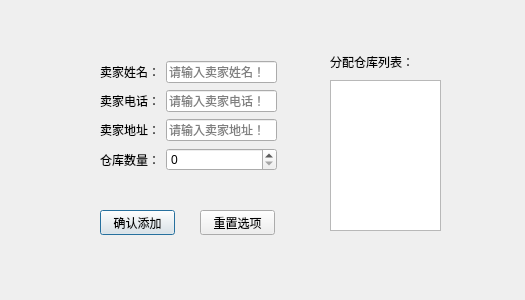
Old version of the form sys_add_seller.ui in the repository liwen123cd/curly-tribble.
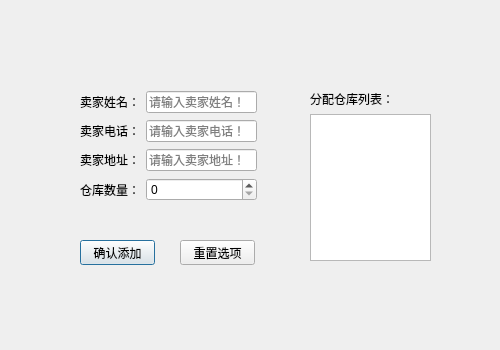
New version of the form.

Diff of the .ui file:
```diff
--- a/sys_add_seller.ui
+++ b/sys_add_seller.ui
@@ -9,8 +9,8 @@
    <rect>
     <x>0</x>
     <y>0</y>
-    <width>525</width>
-    <height>300</height>
+    <width>500</width>
+    <height>350</height>
    </rect>
   </property>
   <property name="font">
@@ -24,11 +24,14 @@
   <property name="autoFillBackground">
    <bool>true</bool>
   </property>
+  <property name="styleSheet">
+   <string notr="true">font: 9pt &quot;Microsoft YaHei UI&quot;;</string>
+  </property>
   <widget class="QPushButton" name="pushButton">
    <property name="geometry">
     <rect>
-     <x>100</x>
-     <y>210</y>
+     <x>80</x>
+     <y>240</y>
      <width>75</width>
      <height>25</height>
     </rect>
@@ -40,8 +43,8 @@
   <widget class="QPushButton" name="pushButton_2">
    <property name="geometry">
     <rect>
-     <x>200</x>
-     <y>210</y>
+     <x>180</x>
+     <y>240</y>
      <width>75</width>
      <height>25</height>
     </rect>
@@ -53,8 +56,8 @@
   <widget class="QWidget" name="layoutWidget">
    <property name="geometry">
     <rect>
-     <x>100</x>
-     <y>60</y>
+     <x>80</x>
+     <y>90</y>
      <width>177</width>
      <height>112</height>
     </rect>
@@ -69,6 +72,9 @@
     </item>
     <item row="0" column="1">
      <widget class="QLineEdit" name="lineEdit">
+      <property name="styleSheet">
+       <string notr="true">font: 9pt &quot;Microsoft YaHei UI&quot;;</string>
+      </property>
       <property name="placeholderText">
        <string>请输入卖家姓名！</string>
       </property>
@@ -83,6 +89,9 @@
     </item>
     <item row="1" column="1">
      <widget class="QLineEdit" name="lineEdit_2">
+      <property name="styleSheet">
+       <string notr="true">font: 9pt &quot;Microsoft YaHei UI&quot;;</string>
+      </property>
       <property name="placeholderText">
        <string>请输入卖家电话！</string>
       </property>
@@ -97,6 +106,9 @@
     </item>
     <item row="2" column="1">
      <widget class="QLineEdit" name="lineEdit_3">
+      <property name="styleSheet">
+       <string notr="true">font: 9pt &quot;Microsoft YaHei UI&quot;;</string>
+      </property>
       <property name="placeholderText">
        <string>请输入卖家地址！</string>
       </property>
@@ -114,28 +126,27 @@
     </item>
    </layout>
   </widget>
-  <widget class="QListView" name="listView">
+  <widget class="QWidget" name="">
    <property name="geometry">
     <rect>
-     <x>330</x>
-     <y>80</y>
-     <width>111</width>
-     <height>151</height>
+     <x>310</x>
+     <y>90</y>
+     <width>121</width>
+     <height>171</height>
     </rect>
    </property>
-  </widget>
-  <widget class="QLabel" name="label_5">
-   <property name="geometry">
-    <rect>
-     <x>330</x>
-     <y>50</y>
-     <width>81</width>
-     <height>23</height>
-    </rect>
-   </property>
-   <property name="text">
-    <string>分配仓库列表：</string>
-   </property>
+   <layout class="QVBoxLayout" name="verticalLayout">
+    <item>
+     <widget class="QLabel" name="label_5">
+      <property name="text">
+       <string>分配仓库列表：</string>
+      </property>
+     </widget>
+    </item>
+    <item>
+     <widget class="QListView" name="listView"/>
+    </item>
+   </layout>
   </widget>
  </widget>
  <resources/>
```
